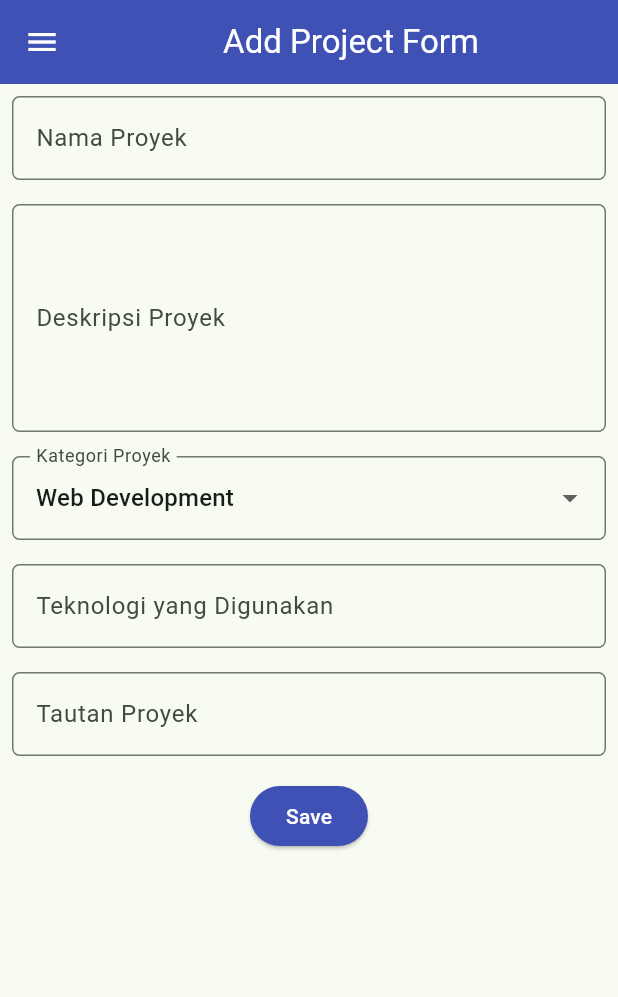
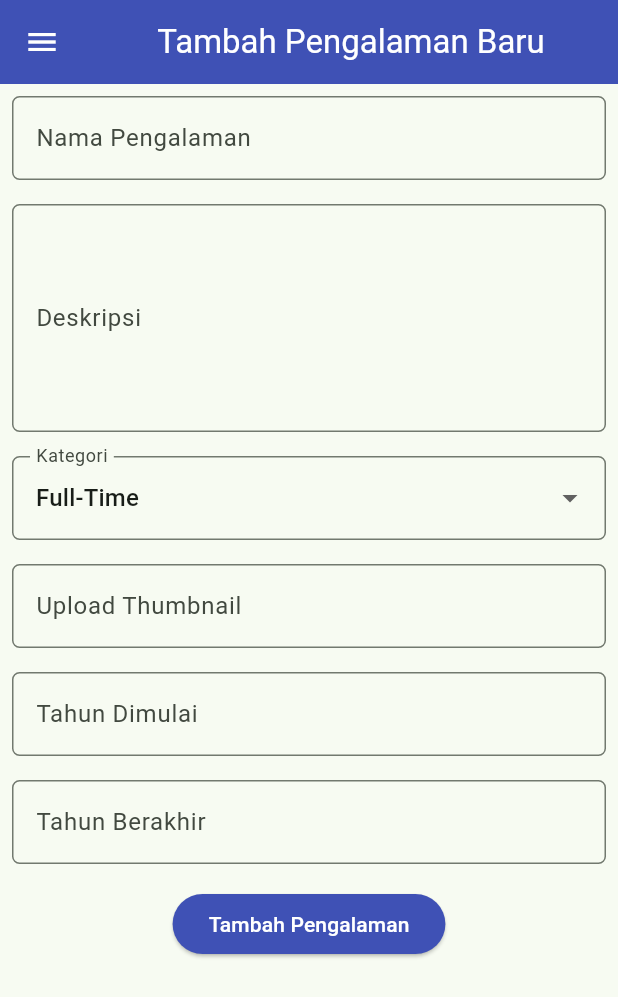
Before and after one commit to mirzalfathi/myportofolio_mobile, a Flutter app: the ProjectFormPage screen opened directly, on a phone screen of 412 x 824 dp. Shown: the top 997 px of the screen. Run offline on Flutter 3.47's test engine with Material 3 defaults, Android fonts, the phone set to English and light mode, and no system bars.

Commit message:
fix: mengubah project menjadi experience mengikuti myportfolio sebelumnya

```diff
--- a/lib/screens/menu.dart
+++ b/lib/screens/menu.dart
@@ -10,8 +10,8 @@ class MyHomePage extends StatelessWidget {
   final String kelas = "PBP A";
 
   final List<ItemHomepage> items = [
-    ItemHomepage("Show Projects", Icons.folder, Colors.blue),
-    ItemHomepage("Add Project", Icons.add_circle, Colors.green),
+    ItemHomepage("Show Experiences", Icons.folder, Colors.blue),
+    ItemHomepage("Add Experience", Icons.add_circle, Colors.green),
     ItemHomepage("Add Education", Icons.school, Colors.orange),
     ItemHomepage("Logout", Icons.logout, Colors.red),
   ];
--- a/lib/screens/project_form.dart
+++ b/lib/screens/project_form.dart
@@ -11,44 +11,29 @@ class ProjectFormPage extends StatefulWidget {
 class _ProjectFormPageState extends State<ProjectFormPage> {
   final _formKey = GlobalKey<FormState>();
 
-  String _projectName = "";
+  String _experienceName = "";
   String _description = "";
-  String _category = "Web Development"; // default
-  String _technologies = "";
-  String _projectLink = "";
+  String _category = "Full-Time";
+  String _thumbnailUrl = "";
+  String _startYear = "";
+  String _endYear = "";
 
   final List<String> _categories = [
-    'Web Development',
-    'Mobile Development',
-    'Machine Learning',
-    'Data Science',
+    'Internship',
+    'Research',
+    'Volunteer',
+    'Part-Time',
+    'Full-Time',
+    'Freelance',
     'Other',
   ];
-
-  // Dekorasi input yang dipakai berulang agar kode lebih ringkas.
-  InputDecoration _inputDecoration(String label) {
-    return InputDecoration(
-      hintText: label,
-      labelText: label,
-      border: OutlineInputBorder(
-        borderRadius: BorderRadius.circular(5.0),
-      ),
-    );
-  }
-
-  String? _requiredValidator(String? value, String message) {
-    if (value == null || value.trim().isEmpty) {
-      return message;
-    }
-    return null;
-  }
 
   @override
   Widget build(BuildContext context) {
     return Scaffold(
       appBar: AppBar(
         title: const Center(
-          child: Text('Add Project Form'),
+          child: Text('Tambah Pengalaman Baru'),
         ),
         backgroundColor: Colors.indigo,
         foregroundColor: Colors.white,
@@ -60,39 +45,39 @@ class _ProjectFormPageState extends State<ProjectFormPage> {
           child: Column(
             crossAxisAlignment: CrossAxisAlignment.start,
             children: [
-              // === Project Name ===
+              // === Nama Experience ===
               Padding(
                 padding: const EdgeInsets.all(8.0),
                 child: TextFormField(
                   decoration: InputDecoration(
-                    hintText: "Nama Proyek",
-                    labelText: "Nama Proyek",
+                    hintText: "misal: OSIS",
+                    labelText: "Nama Pengalaman",
                     border: OutlineInputBorder(
                       borderRadius: BorderRadius.circular(5.0),
                     ),
                   ),
                   onChanged: (String? value) {
                     setState(() {
-                      _projectName = value!;
+                      _experienceName = value!;
                     });
                   },
                   validator: (String? value) {
                     if (value == null || value.trim().isEmpty) {
-                      return "Nama proyek tidak boleh kosong!";
+                      return "Nama pengalaman tidak boleh kosong!";
                     }
                     return null;
                   },
                 ),
               ),
 
-              // === Description ===
+              // === Deskripsi ===
               Padding(
                 padding: const EdgeInsets.all(8.0),
                 child: TextFormField(
                   maxLines: 5,
                   decoration: InputDecoration(
-                    hintText: "Deskripsi Proyek",
-                    labelText: "Deskripsi Proyek",
+                    hintText: "Deskripsi pengalaman",
+                    labelText: "Deskripsi",
                     border: OutlineInputBorder(
                       borderRadius: BorderRadius.circular(5.0),
                     ),
@@ -104,19 +89,19 @@ class _ProjectFormPageState extends State<ProjectFormPage> {
                   },
                   validator: (String? value) {
                     if (value == null || value.trim().isEmpty) {
-                      return "Deskripsi proyek tidak boleh kosong!";
+                      return "Deskripsi tidak boleh kosong!";
                     }
                     return null;
                   },
                 ),
               ),
 
-              // === Category ===
+              // === Kategori ===
               Padding(
                 padding: const EdgeInsets.all(8.0),
                 child: DropdownButtonFormField<String>(
                   decoration: InputDecoration(
-                    labelText: "Kategori Proyek",
+                    labelText: "Kategori",
                     border: OutlineInputBorder(
                       borderRadius: BorderRadius.circular(5.0),
                     ),
@@ -124,9 +109,9 @@ class _ProjectFormPageState extends State<ProjectFormPage> {
                   value: _category,
                   items: _categories
                       .map((category) => DropdownMenuItem(
-                    value: category,
-                    child: Text(category),
-                  ))
+                            value: category,
+                            child: Text(category),
+                          ))
                       .toList(),
                   onChanged: (String? newValue) {
                     setState(() {
@@ -136,40 +121,94 @@ class _ProjectFormPageState extends State<ProjectFormPage> {
                 ),
               ),
 
-              // === Technologies ===
+              // === Upload Thumbnail ===
               Padding(
                 padding: const EdgeInsets.all(8.0),
                 child: TextFormField(
                   decoration: InputDecoration(
-                    hintText: "Contoh: Flutter, Django, Figma",
-                    labelText: "Teknologi yang Digunakan",
+                    hintText: "https://drive.google.com/thumbnail?id=...&sz=w1000",
+                    labelText: "Upload Thumbnail",
                     border: OutlineInputBorder(
                       borderRadius: BorderRadius.circular(5.0),
                     ),
                   ),
                   onChanged: (String? value) {
                     setState(() {
-                      _technologies = value!;
+                      _thumbnailUrl = value!;
                     });
+                  },
+                  validator: (String? value) {
+                    if (value == null || value.trim().isEmpty) {
+                      return "Thumbnail URL tidak boleh kosong!";
+                    }
+                    final uri = Uri.tryParse(value);
+                    if (uri == null || !uri.isAbsolute) {
+                      return "Masukkan URL yang valid!";
+                    }
+                    return null;
                   },
                 ),
               ),
 
-              // === Project Link ===
+              // === Tahun Dimulai ===
               Padding(
                 padding: const EdgeInsets.all(8.0),
                 child: TextFormField(
+                  keyboardType: TextInputType.number,
                   decoration: InputDecoration(
-                    hintText: "URL Proyek (opsional)",
-                    labelText: "Tautan Proyek",
+                    hintText: "misal: 2022",
+                    labelText: "Tahun Dimulai",
                     border: OutlineInputBorder(
                       borderRadius: BorderRadius.circular(5.0),
                     ),
                   ),
                   onChanged: (String? value) {
                     setState(() {
-                      _projectLink = value!;
+                      _startYear = value!;
                     });
+                  },
+                  validator: (String? value) {
+                    if (value == null || value.trim().isEmpty) {
+                      return "Tahun dimulai tidak boleh kosong!";
+                    }
+                    if (int.tryParse(value) == null) {
+                      return "Tahun dimulai harus berupa angka!";
+                    }
+                    return null;
+                  },
+                ),
+              ),
+
+              // === Tahun Berakhir ===
+              Padding(
+                padding: const EdgeInsets.all(8.0),
+                child: TextFormField(
+                  keyboardType: TextInputType.number,
+                  decoration: InputDecoration(
+                    hintText: "misal: 2026",
+                    labelText: "Tahun Berakhir",
+                    border: OutlineInputBorder(
+                      borderRadius: BorderRadius.circular(5.0),
+                    ),
+                  ),
+                  onChanged: (String? value) {
+                    setState(() {
+                      _endYear = value!;
+                    });
+                  },
+                  validator: (String? value) {
+                    if (value == null || value.trim().isEmpty) {
+                      return "Tahun berakhir tidak boleh kosong!";
+                    }
+                    if (int.tryParse(value) == null) {
+                      return "Tahun berakhir harus berupa angka!";
+                    }
+                    final start = int.tryParse(_startYear);
+                    final end = int.tryParse(value);
+                    if (start != null && end != null && end < start) {
+                      return "Tahun berakhir tidak boleh sebelum tahun dimulai!";
+                    }
+                    return null;
                   },
                 ),
               ),
@@ -189,16 +228,17 @@ class _ProjectFormPageState extends State<ProjectFormPage> {
                           context: context,
                           builder: (context) {
                             return AlertDialog(
-                              title: const Text('Proyek berhasil ditambahkan!'),
+                              title: const Text('Pengalaman berhasil ditambahkan!'),
                               content: SingleChildScrollView(
                                 child: Column(
                                   crossAxisAlignment: CrossAxisAlignment.start,
                                   children: [
-                                    Text('Nama Proyek: $_projectName'),
+                                    Text('Nama Pengalaman: $_experienceName'),
                                     Text('Deskripsi: $_description'),
                                     Text('Kategori: $_category'),
-                                    Text('Teknologi: $_technologies'),
-                                    Text('Tautan: $_projectLink'),
+                                    Text('Thumbnail: $_thumbnailUrl'),
+                                    Text('Tahun Dimulai: $_startYear'),
+                                    Text('Tahun Berakhir: $_endYear'),
                                   ],
                                 ),
                               ),
@@ -208,6 +248,14 @@ class _ProjectFormPageState extends State<ProjectFormPage> {
                                   onPressed: () {
                                     Navigator.pop(context);
                                     _formKey.currentState!.reset();
+                                    setState(() {
+                                      _experienceName = "";
+                                      _description = "";
+                                      _category = "Full-Time";
+                                      _thumbnailUrl = "";
+                                      _startYear = "";
+                                      _endYear = "";
+                                    });
                                   },
                                 ),
                               ],
@@ -217,7 +265,7 @@ class _ProjectFormPageState extends State<ProjectFormPage> {
                       }
                     },
                     child: const Text(
-                      "Save",
+                      "Tambah Pengalaman",
                       style: TextStyle(color: Colors.white),
                     ),
                   ),
--- a/lib/widgets/left_drawer.dart
+++ b/lib/widgets/left_drawer.dart
@@ -52,7 +52,7 @@ class LeftDrawer extends StatelessWidget {
           ),
           ListTile(
             leading: const Icon(Icons.add_circle_outline),
-            title: const Text('Add Project'),
+            title: const Text('Add Experience'),
             // Navigasi ke halaman tambah proyek
             onTap: () {
               Navigator.pushReplacement(
--- a/lib/widgets/project_card.dart
+++ b/lib/widgets/project_card.dart
@@ -32,7 +32,7 @@ class ItemCard extends StatelessWidget {
             );
 
           // Navigasi ke halaman form
-          if (item.name == "Add Project") {
+          if (item.name == "Add Experience") {
             Navigator.push(
               context,
               MaterialPageRoute(
```
Also changed, not shown: 1 other file.
